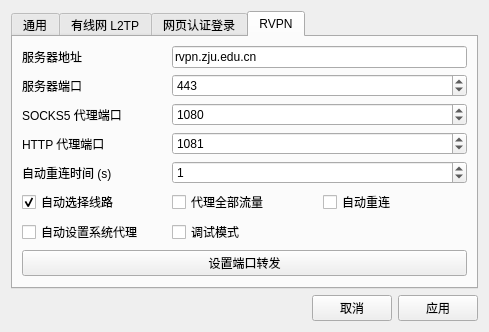
First picture: the form in settingwindow/settingwindow.ui, repository Mythologyli/ZJU-Connect-for-Windows, before the edit.
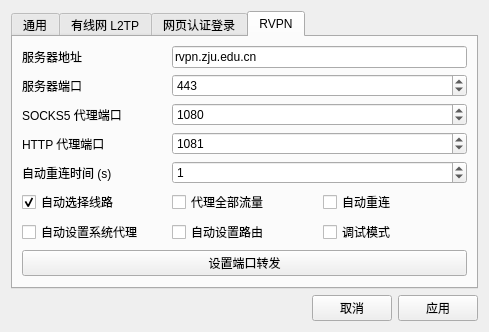
Second picture: the form after the edit. The open tabs and pages were chosen to show the change.

Diff of the .ui file:
```diff
--- a/settingwindow/settingwindow.ui
+++ b/settingwindow/settingwindow.ui
@@ -555,13 +555,6 @@
          </property>
         </widget>
        </item>
-       <item row="6" column="1">
-        <widget class="QCheckBox" name="debugCheckBox">
-         <property name="text">
-          <string>调试模式</string>
-         </property>
-        </widget>
-       </item>
        <item row="7" column="0" colspan="3">
         <widget class="QPushButton" name="portForwardingPushButton">
          <property name="text">
@@ -569,6 +562,23 @@
          </property>
         </widget>
        </item>
+       <item row="6" column="2">
+        <widget class="QCheckBox" name="debugCheckBox">
+         <property name="text">
+          <string>调试模式</string>
+         </property>
+        </widget>
+       </item>
+       <item row="6" column="1">
+        <widget class="QCheckBox" name="routeCheckBox">
+         <property name="toolTip">
+          <string>TUN 模式下有效</string>
+         </property>
+         <property name="text">
+          <string>自动设置路由</string>
+         </property>
+        </widget>
+       </item>
       </layout>
      </widget>
     </widget>
```
